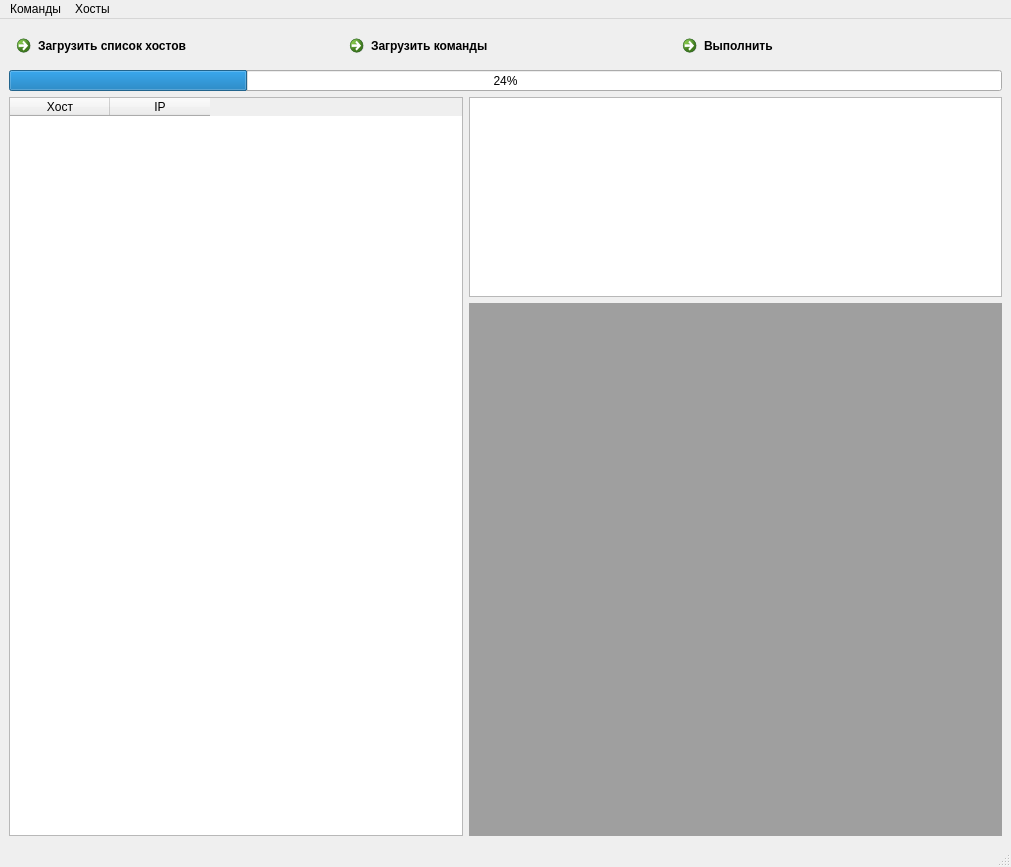
Above: mainform.ui from student-proger/LinuxRemoteMaster before the change. Below: the same form after it.
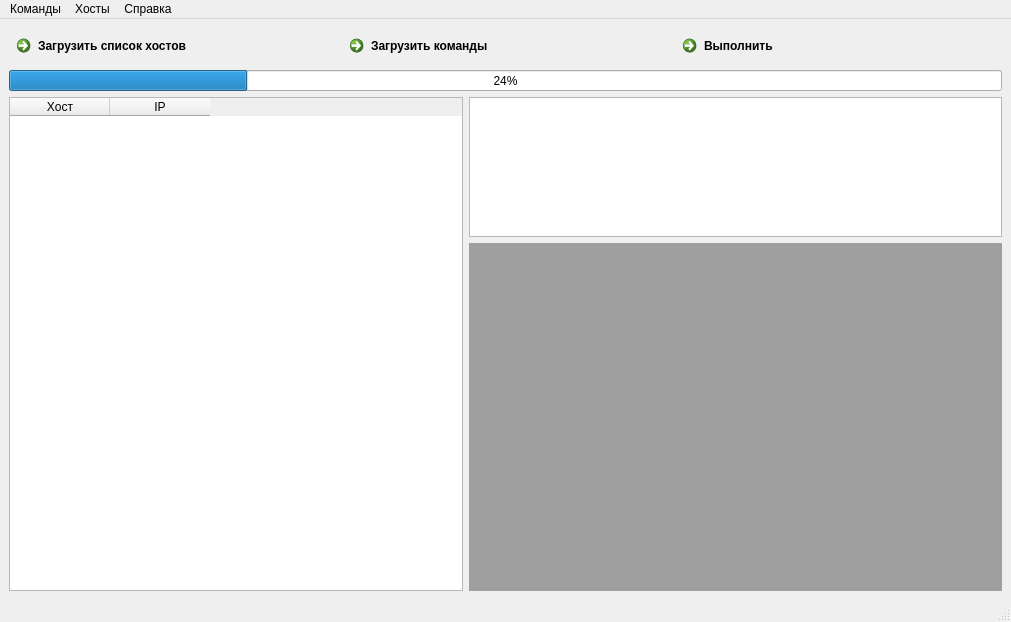
That is the form after the change.

What changed in the file:
```diff
--- a/mainform.ui
+++ b/mainform.ui
@@ -7,7 +7,7 @@
     <x>0</x>
     <y>0</y>
     <width>1011</width>
-    <height>867</height>
+    <height>622</height>
    </rect>
   </property>
   <property name="windowTitle">
@@ -167,8 +167,15 @@
     <addaction name="loadTaskHostsAction"/>
     <addaction name="clearHostsAction"/>
    </widget>
+   <widget class="QMenu" name="menu_3">
+    <property name="title">
+     <string>Справка</string>
+    </property>
+    <addaction name="aboutAction"/>
+   </widget>
    <addaction name="menu"/>
    <addaction name="menu_2"/>
+   <addaction name="menu_3"/>
   </widget>
   <widget class="QStatusBar" name="statusbar"/>
   <action name="loadCommandsAction">
```
Left out of the diff: 5 changed lines with no effect on the pictures.
